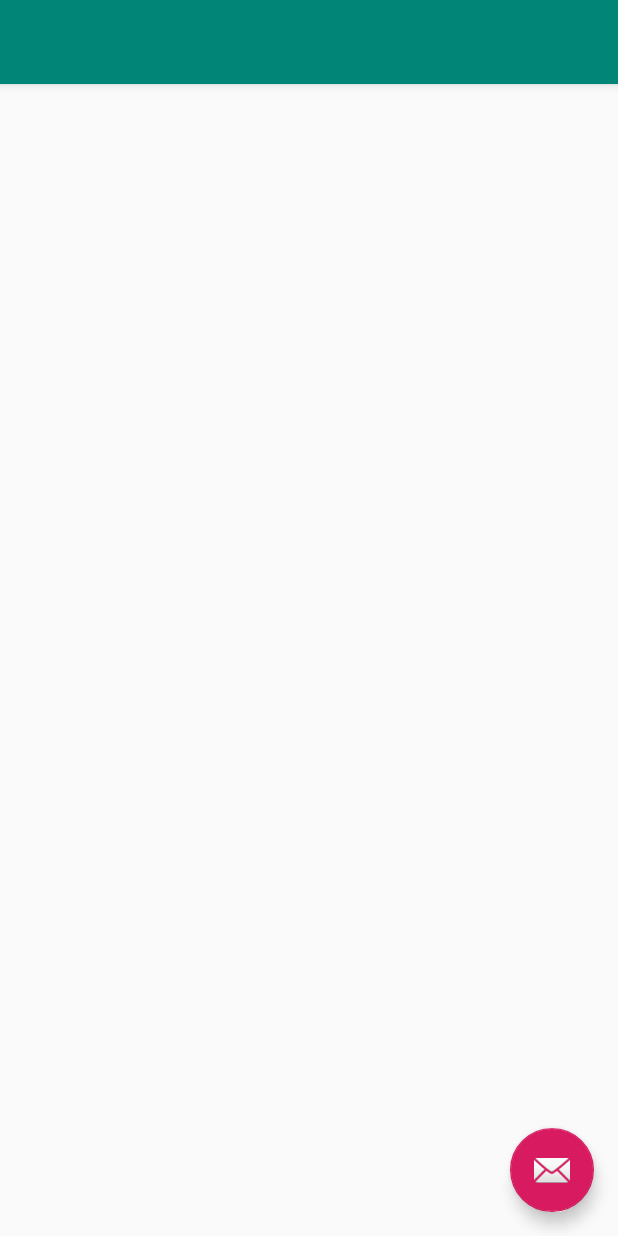
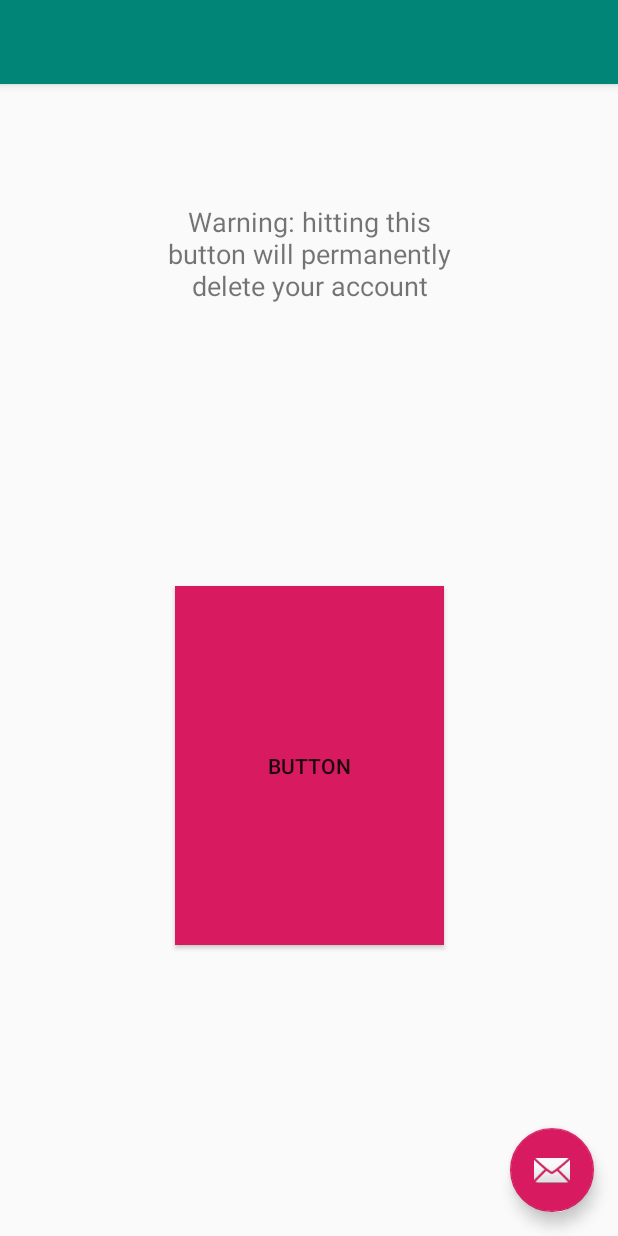
Before and after one commit to connorplante/ECSE321-RideSharer, an Android app: the layout activity_remove_user.xml on its own in the app's theme, with its tools: preview values and no code run, on a phone screen of 412 x 824 dp. Run offline under Robolectric (Android 15) with nearby library versions, the phone set to English and light mode, and no system bars.

Commit message:
added remove user

```diff
--- a/RideSharerPassenger/app/src/main/res/layout/content_remove_user.xml
+++ b/RideSharerPassenger/app/src/main/res/layout/content_remove_user.xml
@@ -8,4 +8,31 @@
     tools:context=".RemoveUser"
     tools:showIn="@layout/activity_remove_user">
 
+    <Button
+        android:id="@+id/removeButton"
+        android:layout_width="179dp"
+        android:layout_height="0dp"
+        android:layout_marginBottom="194dp"
+        android:background="@color/colorAccent"
+        android:text="Button"
+        app:layout_constraintBottom_toBottomOf="parent"
+        app:layout_constraintEnd_toEndOf="parent"
+        app:layout_constraintStart_toStartOf="parent"
+        app:layout_constraintTop_toBottomOf="@+id/textView15"
+        android:onClick="removeUser"/>
+
+    <TextView
+        android:id="@+id/textView15"
+        android:layout_width="204dp"
+        android:layout_height="0dp"
+        android:layout_marginTop="79dp"
+        android:layout_marginBottom="15dp"
+        android:text="Warning: hitting this button will permanently delete your account"
+        android:textAlignment="center"
+        android:textSize="18sp"
+        app:layout_constraintBottom_toTopOf="@+id/removeButton"
+        app:layout_constraintEnd_toEndOf="parent"
+        app:layout_constraintStart_toStartOf="parent"
+        app:layout_constraintTop_toTopOf="parent" />
+
 </android.support.constraint.ConstraintLayout>
```
Also changed, not shown: RideSharerDriver/app/src/main/java/ca/mcgill/ecse321/ridesharerdriver/RemoveUser.java (+27 -0 lines), RideSharerDriver/app/src/main/res/layout/content_remove_user.xml (+26 -0 lines), RideSharerPassenger/app/src/main/java/ca/mcgill/ecse321/ridesharerpassenger/RemoveUser.java (+27 -0 lines).
